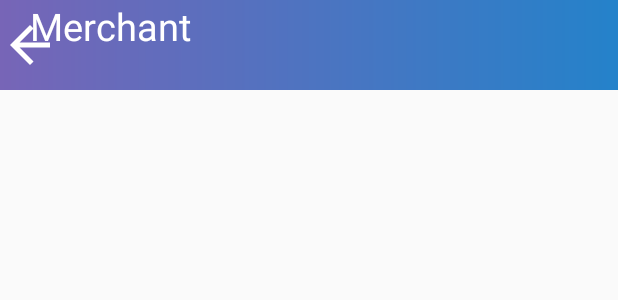
After one commit to salomohutapea/GoParIApp, an Android app: the layout post.xml on its own in the app's theme, with its tools: preview values and no code run, on a phone screen of 412 x 824 dp. The commit adds this screen. Shown: the top 300 px of the screen. Run offline under Robolectric (Android 15) with nearby library versions, the phone set to English and light mode, and no system bars.

Commit message:
merchant

```diff
--- a/app/src/main/res/layout/merchant.xml
+++ b/app/src/main/res/layout/merchant.xml
@@ -91,8 +91,6 @@
         android:layout_width="match_parent"
         android:layout_height="wrap_content">
 
-
-
     </RelativeLayout>
 
     <android.support.v7.widget.CardView
--- /dev/null
+++ b/app/src/main/res/layout/post.xml
@@ -0,0 +1,35 @@
+<?xml version="1.0" encoding="utf-8"?>
+<LinearLayout xmlns:android="http://schemas.android.com/apk/res/android"
+    xmlns:app="http://schemas.android.com/apk/res-auto"
+    xmlns:tools="http://schemas.android.com/tools"
+    android:layout_width="match_parent"
+    android:layout_height="match_parent">
+    <android.support.constraint.ConstraintLayout
+        android:layout_width="match_parent"
+        android:layout_height="60dp"
+        android:background="@drawable/bgcolor"
+        android:orientation="horizontal">
+
+        <ImageView
+            android:id="@+id/imageView"
+            android:layout_width="40dp"
+            android:layout_height="40dp"
+            android:background="@drawable/backarrow"
+            app:layout_constraintBottom_toBottomOf="parent"
+            app:layout_constraintStart_toStartOf="parent"
+            app:layout_constraintTop_toTopOf="parent" />
+
+        <TextView
+            android:id="@+id/textView"
+            android:layout_width="wrap_content"
+            android:layout_height="wrap_content"
+            android:gravity="center"
+            android:paddingLeft="20dp"
+            android:text="Merchant"
+            android:textColor="#fff"
+            android:textSize="25sp"
+            tools:layout_editor_absoluteX="156dp"
+            tools:layout_editor_absoluteY="6dp" />
+    </android.support.constraint.ConstraintLayout>
+
+</LinearLayout>
```
